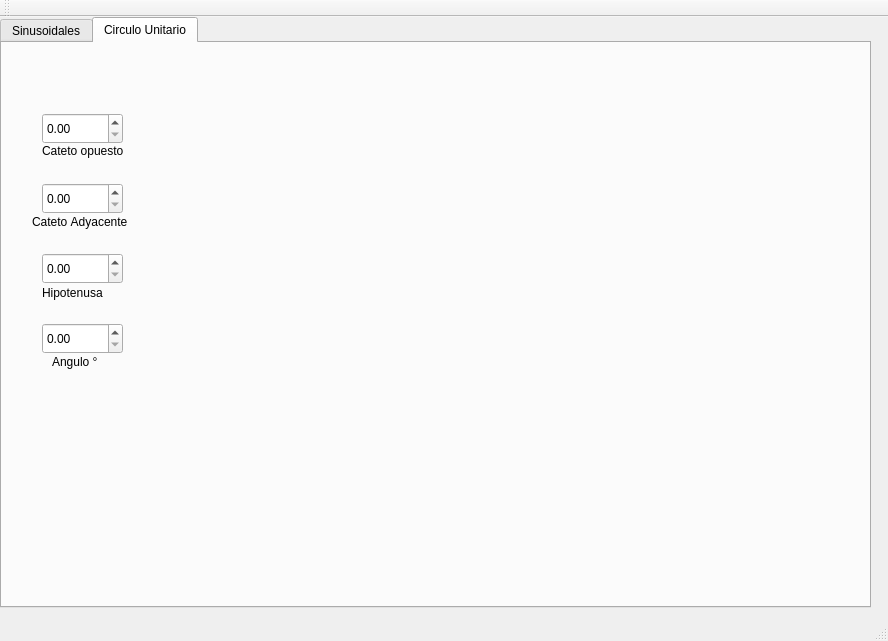
This is QT/TrigonometryViewerQT/mainwindow.ui in Niconiio/LosPitagoras as Qt 5 draws it before an edit. The edited form follows.
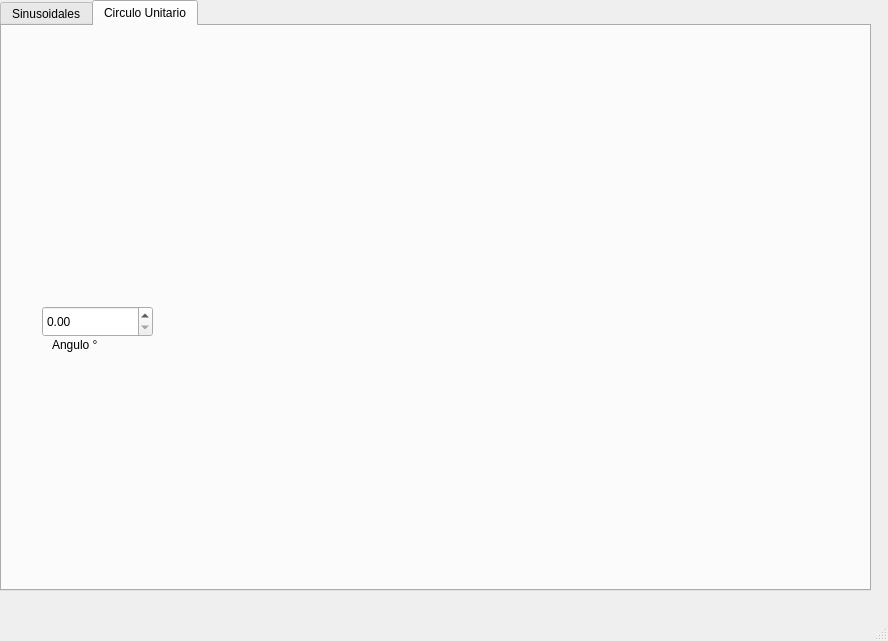
This is the edited form. The open tabs and pages were chosen to show the change. Custom widgets are drawn as their Qt base class.

Commit message: Limpieza: Se eliminan comentarios inutiles en el código, se eliminan widgets sin uso en el circulo unitario

Patch:
```diff
--- a/QT/TrigonometryViewerQT/mainwindow.ui
+++ b/QT/TrigonometryViewerQT/mainwindow.ui
@@ -283,38 +283,12 @@
        <string>Angulo °</string>
       </property>
      </widget>
-     <widget class="QLabel" name="label_catad">
-      <property name="geometry">
-       <rect>
-        <x>30</x>
-        <y>170</y>
-        <width>101</width>
-        <height>17</height>
-       </rect>
-      </property>
-      <property name="text">
-       <string>Cateto Adyacente</string>
-      </property>
-     </widget>
-     <widget class="QLabel" name="label_hipo">
-      <property name="geometry">
-       <rect>
-        <x>40</x>
-        <y>240</y>
-        <width>71</width>
-        <height>20</height>
-       </rect>
-      </property>
-      <property name="text">
-       <string>Hipotenusa</string>
-      </property>
-     </widget>
      <widget class="QDoubleSpinBox" name="anguloSpinBox">
       <property name="geometry">
        <rect>
         <x>40</x>
         <y>280</y>
-        <width>81</width>
+        <width>111</width>
         <height>31</height>
        </rect>
       </property>
@@ -328,56 +302,13 @@
        <double>0.000000000000000</double>
       </property>
      </widget>
-     <widget class="QLabel" name="label_catop">
-      <property name="geometry">
-       <rect>
-        <x>40</x>
-        <y>100</y>
-        <width>91</width>
-        <height>16</height>
-       </rect>
-      </property>
-      <property name="text">
-       <string>Cateto opuesto</string>
-      </property>
-     </widget>
-     <widget class="QDoubleSpinBox" name="catopSpinBox">
-      <property name="geometry">
-       <rect>
-        <x>40</x>
-        <y>70</y>
-        <width>81</width>
-        <height>31</height>
-       </rect>
-      </property>
-     </widget>
-     <widget class="QDoubleSpinBox" name="hipoSpinBox">
-      <property name="geometry">
-       <rect>
-        <x>40</x>
-        <y>210</y>
-        <width>81</width>
-        <height>31</height>
-       </rect>
-      </property>
-     </widget>
-     <widget class="QDoubleSpinBox" name="catadSpinBox">
-      <property name="geometry">
-       <rect>
-        <x>40</x>
-        <y>140</y>
-        <width>81</width>
-        <height>31</height>
-       </rect>
-      </property>
-     </widget>
      <widget class="Circulo_u" name="circuloWidget" native="true">
       <property name="geometry">
        <rect>
         <x>270</x>
-        <y>70</y>
+        <y>40</y>
         <width>471</width>
-        <height>381</height>
+        <height>411</height>
        </rect>
       </property>
      </widget>
@@ -385,17 +316,6 @@
    </widget>
   </widget>
   <widget class="QStatusBar" name="statusbar"/>
-  <widget class="QToolBar" name="toolBar">
-   <property name="windowTitle">
-    <string>toolBar</string>
-   </property>
-   <attribute name="toolBarArea">
-    <enum>TopToolBarArea</enum>
-   </attribute>
-   <attribute name="toolBarBreak">
-    <bool>false</bool>
-   </attribute>
-  </widget>
  </widget>
  <customwidgets>
   <customwidget>
```
Left out of the diff: 2 changed lines with no effect on the pictures. The commit also changes 4 other files.
